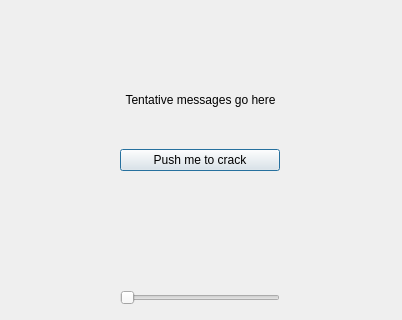
Above: gui.ui from ruscatalin/md5-collision before the change. Below: the same form after it.
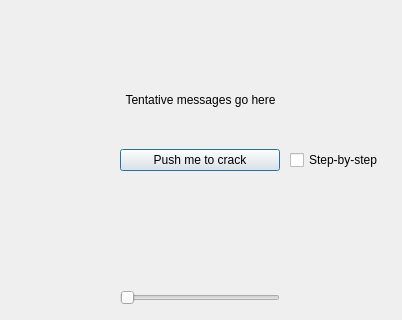
That is the form after the change. Icons and pictures are not drawn.

Commit message: New md5 functionality. step by step cracking...

The edit to the form file:
```diff
--- a/gui.ui
+++ b/gui.ui
@@ -128,7 +128,19 @@
     </item>
    </layout>
   </widget>
-  <zorder>volumeIcon</zorder>
+  <widget class="QCheckBox" name="checkBox">
+   <property name="geometry">
+    <rect>
+     <x>290</x>
+     <y>150</y>
+     <width>101</width>
+     <height>20</height>
+    </rect>
+   </property>
+   <property name="text">
+    <string>Step-by-step</string>
+   </property>
+  </widget>
   <zorder>verticalLayoutWidget</zorder>
   <zorder>volumeSlider</zorder>
   <zorder>output</zorder>
```
Left out of the diff: 8 changed lines with no effect on the pictures. The commit also changes 5 other files.
